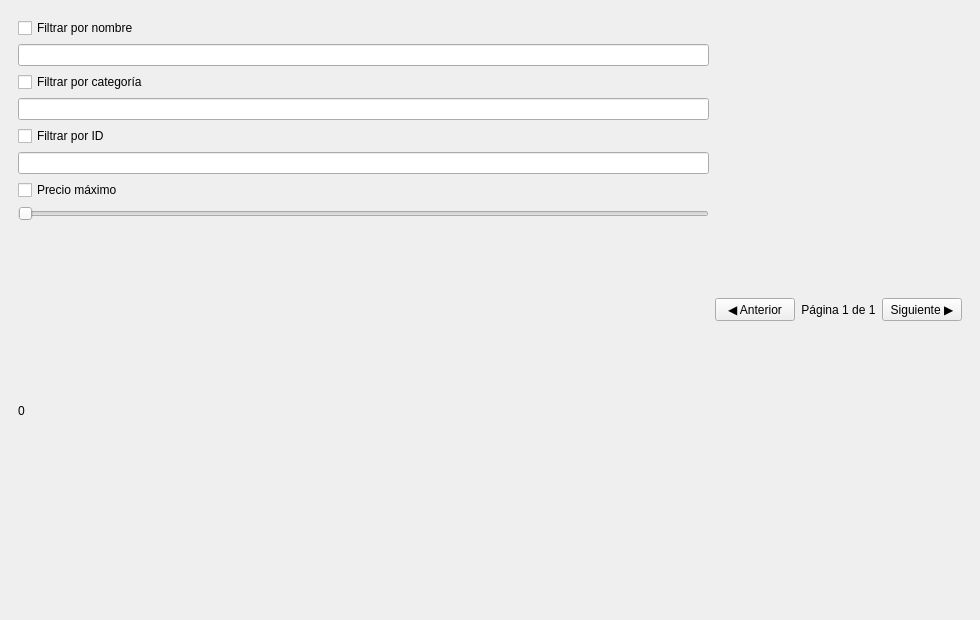
Qt form proyecto progra/menuPaginacion.ui (AntonyEduardoAguirre/proyectoprogramacion2) before a commit.
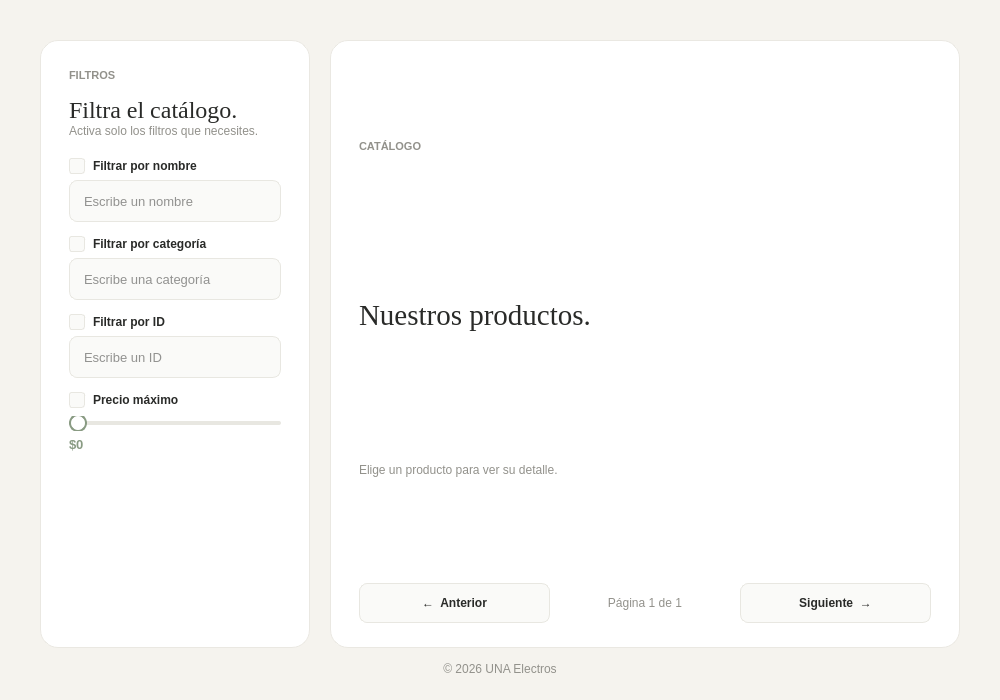
The same form after that commit.

```diff
--- a/proyecto progra/menuPaginacion.ui
+++ b/proyecto progra/menuPaginacion.ui
@@ -3,112 +3,938 @@
  <class>MenuPaginacion</class>
  <widget class="QMainWindow" name="MenuPaginacion">
   <property name="geometry">
-   <rect><x>0</x><y>0</y><width>980</width><height>620</height></rect>
+   <rect>
+    <x>0</x>
+    <y>0</y>
+    <width>1000</width>
+    <height>700</height>
+   </rect>
+  </property>
+  <property name="minimumSize">
+   <size>
+    <width>920</width>
+    <height>640</height>
+   </size>
   </property>
   <property name="windowTitle">
    <string>La Pulpe · Catálogo</string>
   </property>
+  <property name="styleSheet">
+   <string notr="true">QMainWindow, #centralwidget {
+	background-color: #F5F3EE;
+}
+#cardFiltros, #cardCatalogo, #cardDetalle {
+	background-color: #FFFFFF;
+	border: 1px solid #EAE8E2;
+	border-radius: 18px;
+}
+QLabel#eyebrowFiltros, QLabel#eyebrowCatalogo, QLabel#eyebrowDetalle {
+	color: #92918B;
+	font-family: "Segoe UI";
+	font-size: 11px;
+	font-weight: 600;
+}
+QLabel#titleFiltros {
+	color: #292A28;
+	font-family: Georgia;
+	font-size: 24px;
+}
+QLabel#titleCatalogo, QLabel#titleDetalle {
+	color: #292A28;
+	font-family: Georgia;
+	font-size: 29px;
+}
+QLabel#subtitleFiltros, QLabel#subtitleCatalogo, QLabel#subtitleDetalle,
+QLabel#copyrightMenu, QLabel#copyrightDetalle, QLabel#lblPagina {
+	color: #92918B;
+	font-family: "Segoe UI";
+	font-size: 12px;
+}
+QCheckBox {
+	color: #292A28;
+	font-family: "Segoe UI";
+	font-size: 12px;
+	font-weight: 600;
+	spacing: 8px;
+}
+QCheckBox::indicator {
+	width: 14px;
+	height: 14px;
+	border: 1px solid #E8E7E1;
+	border-radius: 3px;
+	background: #FAFAF8;
+}
+QCheckBox::indicator:checked {
+	background: #899B83;
+	border-color: #899B83;
+}
+QLineEdit {
+	background-color: #FAFAF8;
+	color: #292A28;
+	border: 1px solid #E8E7E1;
+	border-radius: 8px;
+	padding: 0 12px;
+	min-height: 40px;
+	font-size: 13px;
+}
+QLineEdit:focus {
+	border: 1px solid #899B83;
+}
+QLineEdit:disabled {
+	background-color: #F6F5F1;
+	color: #B5B4AE;
+	border: 1px solid #EFEEE9;
+}
+QSlider::groove:horizontal {
+	height: 4px;
+	background: #E8E7E1;
+	border-radius: 2px;
+}
+QSlider::sub-page:horizontal {
+	background: #899B83;
+	border-radius: 2px;
+}
+QSlider::handle:horizontal {
+	background: #FFFFFF;
+	border: 2px solid #899B83;
+	width: 14px;
+	height: 14px;
+	margin: -7px 0;
+	border-radius: 9px;
+}
+QSlider::groove:horizontal:disabled {
+	background: #EFEEE9;
+}
+QSlider::sub-page:horizontal:disabled {
+	background: #D5D9D2;
+}
+QSlider::handle:horizontal:disabled {
+	border-color: #C9CCC5;
+}
+QLabel#lblPrecio {
+	color: #899B83;
+	font-family: "Segoe UI";
+	font-size: 13px;
+	font-weight: 600;
+}
+QPushButton#btnProducto {
+	background-color: #FAFAF8;
+	color: #292A28;
+	border: 1px solid #EAE8E2;
+	border-radius: 12px;
+	padding: 12px;
+	font-family: "Segoe UI";
+	font-size: 13px;
+	font-weight: 600;
+}
+QPushButton#btnProducto:hover {
+	background-color: #F4F7F3;
+	border-color: #899B83;
+}
+QPushButton#btnAnterior, QPushButton#btnSiguiente, QPushButton#btnSalir {
+	background: #FAFAF8;
+	color: #292A28;
+	border: 1px solid #E8E7E1;
+	border-radius: 8px;
+	min-height: 38px;
+	padding: 0 16px;
+	font-family: "Segoe UI";
+	font-weight: 600;
+}
+QPushButton#btnAnterior:hover, QPushButton#btnSiguiente:hover, QPushButton#btnSalir:hover {
+	border-color: #899B83;
+	color: #899B83;
+}
+QPushButton#btnAnterior:disabled, QPushButton#btnSiguiente:disabled {
+	color: #B5B4AE;
+	border-color: #EFEEE9;
+}
+QPushButton#btnComprar {
+	background: #899B83;
+	color: #FFFFFF;
+	border: none;
+	border-radius: 8px;
+	min-height: 43px;
+	font-family: "Segoe UI";
+	font-weight: 600;
+}
+QPushButton#btnComprar:hover {
+	background: #788B72;
+}
+QLabel#lblDetNombre, QLabel#lblDetCategoria, QLabel#lblDetPrecio,
+QLabel#lblDetId, QLabel#lblDetStock {
+	color: #292A28;
+	background: #FAFAF8;
+	border: 1px solid #EAE8E2;
+	border-radius: 8px;
+	padding: 12px;
+	font-size: 13px;
+}
+</string>
+  </property>
   <widget class="QWidget" name="centralwidget">
    <layout class="QVBoxLayout" name="verticalLayoutMain">
+    <property name="leftMargin">
+     <number>24</number>
+    </property>
+    <property name="topMargin">
+     <number>24</number>
+    </property>
+    <property name="rightMargin">
+     <number>24</number>
+    </property>
+    <property name="bottomMargin">
+     <number>24</number>
+    </property>
     <item>
      <widget class="QStackedWidget" name="stackedWidget">
+      <property name="currentIndex">
+       <number>0</number>
+      </property>
       <widget class="QWidget" name="paginaMenu">
-       <layout class="QHBoxLayout" name="horizontalLayoutMenu">
+       <layout class="QVBoxLayout" name="layoutPaginaMenu" stretch="1,0">
+        <property name="spacing">
+         <number>14</number>
+        </property>
+        <property name="leftMargin">
+         <number>16</number>
+        </property>
+        <property name="topMargin">
+         <number>16</number>
+        </property>
+        <property name="rightMargin">
+         <number>16</number>
+        </property>
+        <property name="bottomMargin">
+         <number>0</number>
+        </property>
         <item>
-         <layout class="QVBoxLayout" name="layoutFiltros">
+         <layout class="QHBoxLayout" name="horizontalLayoutMenu" stretch="0,1">
+          <property name="spacing">
+           <number>20</number>
+          </property>
           <item>
-           <widget class="QCheckBox" name="chkNombre">
-            <property name="text"><string>Filtrar por nombre</string></property>
+           <widget class="QFrame" name="cardFiltros">
+            <property name="minimumSize">
+             <size>
+              <width>270</width>
+              <height>0</height>
+             </size>
+            </property>
+            <property name="maximumSize">
+             <size>
+              <width>300</width>
+              <height>16777215</height>
+             </size>
+            </property>
+            <property name="frameShape">
+             <enum>QFrame::NoFrame</enum>
+            </property>
+            <layout class="QVBoxLayout" name="layoutFiltros">
+             <property name="spacing">
+              <number>0</number>
+             </property>
+             <property name="leftMargin">
+              <number>28</number>
+             </property>
+             <property name="topMargin">
+              <number>28</number>
+             </property>
+             <property name="rightMargin">
+              <number>28</number>
+             </property>
+             <property name="bottomMargin">
+              <number>24</number>
+             </property>
+             <item>
+              <widget class="QLabel" name="eyebrowFiltros">
+               <property name="text">
+                <string>FILTROS</string>
+               </property>
+              </widget>
+             </item>
+             <item>
+              <spacer name="spacerEyebrowFiltros">
+               <property name="orientation">
+                <enum>Qt::Vertical</enum>
+               </property>
+               <property name="sizeType">
+                <enum>QSizePolicy::Fixed</enum>
+               </property>
+               <property name="sizeHint" stdset="0">
+                <size>
+                 <width>20</width>
+                 <height>14</height>
+                </size>
+               </property>
+              </spacer>
+             </item>
+             <item>
+              <widget class="QLabel" name="titleFiltros">
+               <property name="text">
+                <string>Filtra el catálogo.</string>
+               </property>
+              </widget>
+             </item>
+             <item>
+              <widget class="QLabel" name="subtitleFiltros">
+               <property name="text">
+                <string>Activa solo los filtros que necesites.</string>
+               </property>
+               <property name="wordWrap">
+                <bool>true</bool>
+               </property>
+              </widget>
+             </item>
+             <item>
+              <spacer name="spacerSubtituloFiltros">
+               <property name="orientation">
+                <enum>Qt::Vertical</enum>
+               </property>
+               <property name="sizeType">
+                <enum>QSizePolicy::Fixed</enum>
+               </property>
+               <property name="sizeHint" stdset="0">
+                <size>
+                 <width>20</width>
+                 <height>20</height>
+                </size>
+               </property>
+              </spacer>
+             </item>
+             <item>
+              <widget class="QCheckBox" name="chkNombre">
+               <property name="text">
+                <string>Filtrar por nombre</string>
+               </property>
+              </widget>
+             </item>
+             <item>
+              <spacer name="spacerChkNombre">
+               <property name="orientation">
+                <enum>Qt::Vertical</enum>
+               </property>
+               <property name="sizeType">
+                <enum>QSizePolicy::Fixed</enum>
+               </property>
+               <property name="sizeHint" stdset="0">
+                <size>
+                 <width>20</width>
+                 <height>6</height>
+                </size>
+               </property>
+              </spacer>
+             </item>
+             <item>
+              <widget class="QLineEdit" name="leNombre">
+               <property name="placeholderText">
+                <string>Escribe un nombre</string>
+               </property>
+              </widget>
+             </item>
+             <item>
+              <spacer name="spacerNombre">
+               <property name="orientation">
+                <enum>Qt::Vertical</enum>
+               </property>
+               <property name="sizeType">
+                <enum>QSizePolicy::Fixed</enum>
+               </property>
+               <property name="sizeHint" stdset="0">
+                <size>
+                 <width>20</width>
+                 <height>14</height>
+                </size>
+               </property>
+              </spacer>
+             </item>
+             <item>
+              <widget class="QCheckBox" name="chkCategoria">
+               <property name="text">
+                <string>Filtrar por categoría</string>
+               </property>
+              </widget>
+             </item>
+             <item>
+              <spacer name="spacerChkCategoria">
+               <property name="orientation">
+                <enum>Qt::Vertical</enum>
+               </property>
+               <property name="sizeType">
+                <enum>QSizePolicy::Fixed</enum>
+               </property>
+               <property name="sizeHint" stdset="0">
+                <size>
+                 <width>20</width>
+                 <height>6</height>
+                </size>
+               </property>
+              </spacer>
+             </item>
+             <item>
+              <widget class="QLineEdit" name="leCategoria">
+               <property name="placeholderText">
+                <string>Escribe una categoría</string>
+               </property>
+              </widget>
+             </item>
+             <item>
+              <spacer name="spacerCategoria">
+               <property name="orientation">
+                <enum>Qt::Vertical</enum>
+               </property>
+               <property name="sizeType">
+                <enum>QSizePolicy::Fixed</enum>
+               </property>
+               <property name="sizeHint" stdset="0">
+                <size>
+                 <width>20</width>
+                 <height>14</height>
+                </size>
+               </property>
+              </spacer>
+             </item>
+             <item>
+              <widget class="QCheckBox" name="chkId">
+               <property name="text">
+                <string>Filtrar por ID</string>
+               </property>
+              </widget>
+             </item>
+             <item>
+              <spacer name="spacerChkId">
+               <property name="orientation">
+                <enum>Qt::Vertical</enum>
+               </property>
+               <property name="sizeType">
+                <enum>QSizePolicy::Fixed</enum>
+               </property>
+               <property name="sizeHint" stdset="0">
+                <size>
+                 <width>20</width>
+                 <height>6</height>
+                </size>
+               </property>
+              </spacer>
+             </item>
+             <item>
+              <widget class="QLineEdit" name="leId">
+               <property name="placeholderText">
+                <string>Escribe un ID</string>
+               </property>
+              </widget>
+             </item>
+             <item>
+              <spacer name="spacerId">
+               <property name="orientation">
+                <enum>Qt::Vertical</enum>
+               </property>
+               <property name="sizeType">
+                <enum>QSizePolicy::Fixed</enum>
+               </property>
+               <property name="sizeHint" stdset="0">
+                <size>
+                 <width>20</width>
+                 <height>14</height>
+                </size>
+               </property>
+              </spacer>
+             </item>
+             <item>
+              <widget class="QCheckBox" name="chkPrecio">
+               <property name="text">
+                <string>Precio máximo</string>
+               </property>
+              </widget>
+             </item>
+             <item>
+              <spacer name="spacerChkPrecio">
+               <property name="orientation">
+                <enum>Qt::Vertical</enum>
+               </property>
+               <property name="sizeType">
+                <enum>QSizePolicy::Fixed</enum>
+               </property>
+               <property name="sizeHint" stdset="0">
+                <size>
+                 <width>20</width>
+                 <height>8</height>
+                </size>
+               </property>
+              </spacer>
+             </item>
+             <item>
+              <widget class="QSlider" name="sldPrecio">
+               <property name="orientation">
+                <enum>Qt::Horizontal</enum>
+               </property>
+              </widget>
+             </item>
+             <item>
+              <spacer name="spacerSlider">
+               <property name="orientation">
+                <enum>Qt::Vertical</enum>
+               </property>
+               <property name="sizeType">
+                <enum>QSizePolicy::Fixed</enum>
+               </property>
+               <property name="sizeHint" stdset="0">
+                <size>
+                 <width>20</width>
+                 <height>6</height>
+                </size>
+               </property>
+              </spacer>
+             </item>
+             <item>
+              <widget class="QLabel" name="lblPrecio">
+               <property name="text">
+                <string>$0</string>
+               </property>
+              </widget>
+             </item>
+             <item>
+              <spacer name="spacerFiltros">
+               <property name="orientation">
+                <enum>Qt::Vertical</enum>
+               </property>
+               <property name="sizeHint" stdset="0">
+                <size>
+                 <width>20</width>
+                 <height>40</height>
+                </size>
+               </property>
+              </spacer>
+             </item>
+            </layout>
            </widget>
           </item>
-          <item><widget class="QLineEdit" name="leNombre"/></item>
           <item>
-           <widget class="QCheckBox" name="chkCategoria">
-            <property name="text"><string>Filtrar por categoría</string></property>
+           <widget class="QFrame" name="cardCatalogo">
+            <property name="frameShape">
+             <enum>QFrame::NoFrame</enum>
+            </property>
+            <layout class="QVBoxLayout" name="layoutCatalogo" stretch="0,0,0,0,0,1,0,0">
+             <property name="spacing">
+              <number>0</number>
+             </property>
+             <property name="leftMargin">
+              <number>28</number>
+             </property>
+             <property name="topMargin">
+              <number>28</number>
+             </property>
+             <property name="rightMargin">
+              <number>28</number>
+             </property>
+             <property name="bottomMargin">
+              <number>24</number>
+             </property>
+             <item>
+              <widget class="QLabel" name="eyebrowCatalogo">
+               <property name="text">
+                <string>CATÁLOGO</string>
+               </property>
+              </widget>
+             </item>
+             <item>
+              <spacer name="spacerEyebrowCatalogo">
+               <property name="orientation">
+                <enum>Qt::Vertical</enum>
+               </property>
+               <property name="sizeType">
+                <enum>QSizePolicy::Fixed</enum>
+               </property>
+               <property name="sizeHint" stdset="0">
+                <size>
+                 <width>20</width>
+                 <height>14</height>
+                </size>
+               </property>
+              </spacer>
+             </item>
+             <item>
+              <widget class="QLabel" name="titleCatalogo">
+               <property name="text">
+                <string>Nuestros productos.</string>
+               </property>
+              </widget>
+             </item>
+             <item>
+              <widget class="QLabel" name="subtitleCatalogo">
+               <property name="text">
+                <string>Elige un producto para ver su detalle.</string>
+               </property>
+              </widget>
+             </item>
+             <item>
+              <spacer name="spacerSubtituloCatalogo">
+               <property name="orientation">
+                <enum>Qt::Vertical</enum>
+               </property>
+               <property name="sizeType">
+                <enum>QSizePolicy::Fixed</enum>
+               </property>
+               <property name="sizeHint" stdset="0">
+                <size>
+                 <width>20</width>
+                 <height>20</height>
+                </size>
+               </property>
+              </spacer>
+             </item>
+             <item>
+              <layout class="QGridLayout" name="gridProductos">
+               <property name="spacing">
+                <number>12</number>
+               </property>
+              </layout>
+             </item>
+             <item>
+              <spacer name="spacerGrid">
+               <property name="orientation">
+                <enum>Qt::Vertical</enum>
+               </property>
+               <property name="sizeType">
+                <enum>QSizePolicy::Fixed</enum>
+               </property>
+               <property name="sizeHint" stdset="0">
+                <size>
+                 <width>20</width>
+                 <height>16</height>
+                </size>
+               </property>
+              </spacer>
+             </item>
+             <item>
+              <layout class="QHBoxLayout" name="layoutPaginacion">
+               <item>
+                <widget class="QPushButton" name="btnAnterior">
+                 <property name="text">
+                  <string>←  Anterior</string>
+                 </property>
+                </widget>
+               </item>
+               <item>
+                <widget class="QLabel" name="lblPagina">
+                 <property name="text">
+                  <string>Página 1 de 1</string>
+                 </property>
+                 <property name="alignment">
+                  <set>Qt::AlignCenter</set>
+                 </property>
+                </widget>
+               </item>
+               <item>
+                <widget class="QPushButton" name="btnSiguiente">
+                 <property name="text">
+                  <string>Siguiente  →</string>
+                 </property>
+                </widget>
+               </item>
+              </layout>
+             </item>
+            </layout>
            </widget>
           </item>
-          <item><widget class="QLineEdit" name="leCategoria"/></item>
-          <item>
-           <widget class="QCheckBox" name="chkId">
-            <property name="text"><string>Filtrar por ID</string></property>
-           </widget>
-          </item>
-          <item><widget class="QLineEdit" name="leId"/></item>
-          <item>
-           <widget class="QCheckBox" name="chkPrecio">
-            <property name="text"><string>Precio máximo</string></property>
-           </widget>
-          </item>
-          <item>
-           <widget class="QSlider" name="sldPrecio">
-            <property name="orientation"><enum>Qt::Horizontal</enum></property>
-           </widget>
-          </item>
-          <item>
-           <widget class="QLabel" name="lblPrecio">
-            <property name="text"><string>0</string></property>
-           </widget>
-          </item>
-          <item>
-           <spacer name="spacerFiltros">
-            <property name="orientation"><enum>Qt::Vertical</enum></property>
-           </spacer>
-          </item>
          </layout>
         </item>
         <item>
-         <layout class="QVBoxLayout" name="layoutCatalogo">
-          <item>
-           <layout class="QGridLayout" name="gridProductos"/>
-          </item>
-          <item>
-           <layout class="QHBoxLayout" name="layoutPaginacion">
-            <item>
-             <widget class="QPushButton" name="btnAnterior">
-              <property name="text"><string>◀ Anterior</string></property>
-             </widget>
-            </item>
-            <item>
-             <widget class="QLabel" name="lblPagina">
-              <property name="alignment"><set>Qt::AlignCenter</set></property>
-              <property name="text"><string>Página 1 de 1</string></property>
-             </widget>
-            </item>
-            <item>
-             <widget class="QPushButton" name="btnSiguiente">
-              <property name="text"><string>Siguiente ▶</string></property>
-             </widget>
-            </item>
-           </layout>
-          </item>
-         </layout>
+         <widget class="QLabel" name="copyrightMenu">
+          <property name="text">
+           <string>© 2026 UNA Electros</string>
+          </property>
+          <property name="alignment">
+           <set>Qt::AlignCenter</set>
+          </property>
+         </widget>
         </item>
        </layout>
       </widget>
       <widget class="QWidget" name="paginaDetalle">
-       <layout class="QVBoxLayout" name="layoutDetalle">
-        <item><widget class="QLabel" name="lblDetNombre"/></item>
-        <item><widget class="QLabel" name="lblDetCategoria"/></item>
-        <item><widget class="QLabel" name="lblDetPrecio"/></item>
-        <item><widget class="QLabel" name="lblDetId"/></item>
-        <item><widget class="QLabel" name="lblDetStock"/></item>
+       <layout class="QVBoxLayout" name="layoutPaginaDetalle">
         <item>
-         <layout class="QHBoxLayout" name="layoutBotonesDetalle">
+         <spacer name="spacerSuperiorDetalle">
+          <property name="orientation">
+           <enum>Qt::Vertical</enum>
+          </property>
+          <property name="sizeHint" stdset="0">
+           <size>
+            <width>20</width>
+            <height>40</height>
+           </size>
+          </property>
+         </spacer>
+        </item>
+        <item>
+         <layout class="QHBoxLayout" name="filaDetalle">
           <item>
-           <widget class="QPushButton" name="btnComprar">
-            <property name="text"><string>Comprar</string></property>
-           </widget>
+           <spacer name="spacerIzquierdoDetalle">
+            <property name="orientation">
+             <enum>Qt::Horizontal</enum>
+            </property>
+            <property name="sizeHint" stdset="0">
+             <size>
+              <width>40</width>
+              <height>20</height>
+             </size>
+            </property>
+           </spacer>
           </item>
           <item>
-           <widget class="QPushButton" name="btnSalir">
-            <property name="text"><string>Salir</string></property>
+           <widget class="QFrame" name="cardDetalle">
+            <property name="minimumSize">
+             <size>
+              <width>460</width>
+              <height>540</height>
+             </size>
+            </property>
+            <property name="maximumSize">
+             <size>
+              <width>520</width>
+              <height>580</height>
+             </size>
+            </property>
+            <property name="frameShape">
+             <enum>QFrame::NoFrame</enum>
+            </property>
+            <layout class="QVBoxLayout" name="layoutDetalle">
+             <property name="spacing">
+              <number>0</number>
+             </property>
+             <property name="leftMargin">
+              <number>42</number>
+             </property>
+             <property name="topMargin">
+              <number>34</number>
+             </property>
+             <property name="rightMargin">
+              <number>42</number>
+             </property>
+             <property name="bottomMargin">
+              <number>30</number>
+             </property>
+             <item>
+              <widget class="QLabel" name="eyebrowDetalle">
+               <property name="text">
+                <string>DETALLE DEL PRODUCTO</string>
+               </property>
+              </widget>
+             </item>
+             <item>
+              <spacer name="spacerEyebrowDetalle">
+               <property name="orientation">
+                <enum>Qt::Vertical</enum>
+               </property>
+               <property name="sizeType">
+                <enum>QSizePolicy::Fixed</enum>
+               </property>
+               <property name="sizeHint" stdset="0">
+                <size>
+                 <width>20</width>
+                 <height>30</height>
+                </size>
+               </property>
+              </spacer>
+             </item>
+             <item>
+              <widget class="QLabel" name="titleDetalle">
+               <property name="text">
+                <string>Tu selección.</string>
+               </property>
+              </widget>
+             </item>
+             <item>
+              <widget class="QLabel" name="subtitleDetalle">
+               <property name="text">
+                <string>Revisa la información antes de comprar.</string>
+               </property>
+              </widget>
+             </item>
+             <item>
+              <spacer name="spacerSubtituloDetalle">
+               <property name="orientation">
+                <enum>Qt::Vertical</enum>
+               </property>
+               <property name="sizeType">
+                <enum>QSizePolicy::Fixed</enum>
+               </property>
+               <property name="sizeHint" stdset="0">
+                <size>
+                 <width>20</width>
+                 <height>26</height>
+                </size>
+               </property>
+              </spacer>
+             </item>
+             <item>
+              <widget class="QLabel" name="lblDetNombre"/>
+             </item>
+             <item>
+              <spacer name="spacerDetNombre">
+               <property name="orientation">
+                <enum>Qt::Vertical</enum>
+               </property>
+               <property name="sizeType">
+                <enum>QSizePolicy::Fixed</enum>
+               </property>
+               <property name="sizeHint" stdset="0">
+                <size>
+                 <width>20</width>
+                 <height>12</height>
+                </size>
+               </property>
+              </spacer>
+             </item>
+             <item>
+              <widget class="QLabel" name="lblDetCategoria"/>
+             </item>
+             <item>
+              <spacer name="spacerDetCategoria">
+               <property name="orientation">
+                <enum>Qt::Vertical</enum>
+               </property>
+               <property name="sizeType">
+                <enum>QSizePolicy::Fixed</enum>
+               </property>
+               <property name="sizeHint" stdset="0">
+                <size>
+                 <width>20</width>
+                 <height>12</height>
+                </size>
+               </property>
+              </spacer>
+             </item>
+             <item>
+              <widget class="QLabel" name="lblDetPrecio"/>
+             </item>
+             <item>
+              <spacer name="spacerDetPrecio">
+               <property name="orientation">
+                <enum>Qt::Vertical</enum>
+               </property>
+               <property name="sizeType">
+                <enum>QSizePolicy::Fixed</enum>
+               </property>
+               <property name="sizeHint" stdset="0">
+                <size>
+                 <width>20</width>
+                 <height>12</height>
+                </size>
+               </property>
+              </spacer>
+             </item>
+             <item>
+              <widget class="QLabel" name="lblDetId"/>
+             </item>
+             <item>
+              <spacer name="spacerDetId">
+               <property name="orientation">
+                <enum>Qt::Vertical</enum>
+               </property>
+               <property name="sizeType">
+                <enum>QSizePolicy::Fixed</enum>
+               </property>
+               <property name="sizeHint" stdset="0">
+                <size>
+                 <width>20</width>
+                 <height>12</height>
+                </size>
+               </property>
+              </spacer>
+             </item>
+             <item>
+              <widget class="QLabel" name="lblDetStock"/>
+             </item>
+             <item>
+              <spacer name="spacerDetStock">
+               <property name="orientation">
+                <enum>Qt::Vertical</enum>
+               </property>
+               <property name="sizeType">
+                <enum>QSizePolicy::Fixed</enum>
+               </property>
+               <property name="sizeHint" stdset="0">
+                <size>
+                 <width>20</width>
+                 <height>26</height>
+                </size>
+               </property>
+              </spacer>
+             </item>
+             <item>
+              <layout class="QHBoxLayout" name="layoutBotonesDetalle">
+               <property name="spacing">
+                <number>10</number>
+               </property>
+               <item>
+                <widget class="QPushButton" name="btnSalir">
+                 <property name="text">
+                  <string>Salir</string>
+                 </property>
+                </widget>
+               </item>
+               <item>
+                <widget class="QPushButton" name="btnComprar">
+                 <property name="text">
+                  <string>Comprar</string>
+                 </property>
+                </widget>
+               </item>
+              </layout>
+             </item>
+             <item>
+              <spacer name="spacerDetalle">
+               <property name="orientation">
+                <enum>Qt::Vertical</enum>
+               </property>
+               <property name="sizeHint" stdset="0">
+                <size>
+                 <width>20</width>
+                 <height>40</height>
+                </size>
+               </property>
+              </spacer>
+             </item>
+             <item>
+              <widget class="QLabel" name="copyrightDetalle">
+               <property name="text">
+                <string>© 2026 UNA Electros</string>
+               </property>
+               <property name="alignment">
+                <set>Qt::AlignCenter</set>
+               </property>
+              </widget>
+             </item>
+            </layout>
            </widget>
           </item>
+          <item>
+           <spacer name="spacerDerechoDetalle">
+            <property name="orientation">
+             <enum>Qt::Horizontal</enum>
+            </property>
+            <property name="sizeHint" stdset="0">
+             <size>
+              <width>40</width>
+              <height>20</height>
+             </size>
+            </property>
+           </spacer>
+          </item>
          </layout>
         </item>
         <item>
-         <spacer name="spacerDetalle">
-          <property name="orientation"><enum>Qt::Vertical</enum></property>
+         <spacer name="spacerInferiorDetalle">
+          <property name="orientation">
+           <enum>Qt::Vertical</enum>
+          </property>
+          <property name="sizeHint" stdset="0">
+           <size>
+            <width>20</width>
+            <height>40</height>
+           </size>
+          </property>
          </spacer>
         </item>
        </layout>
```
